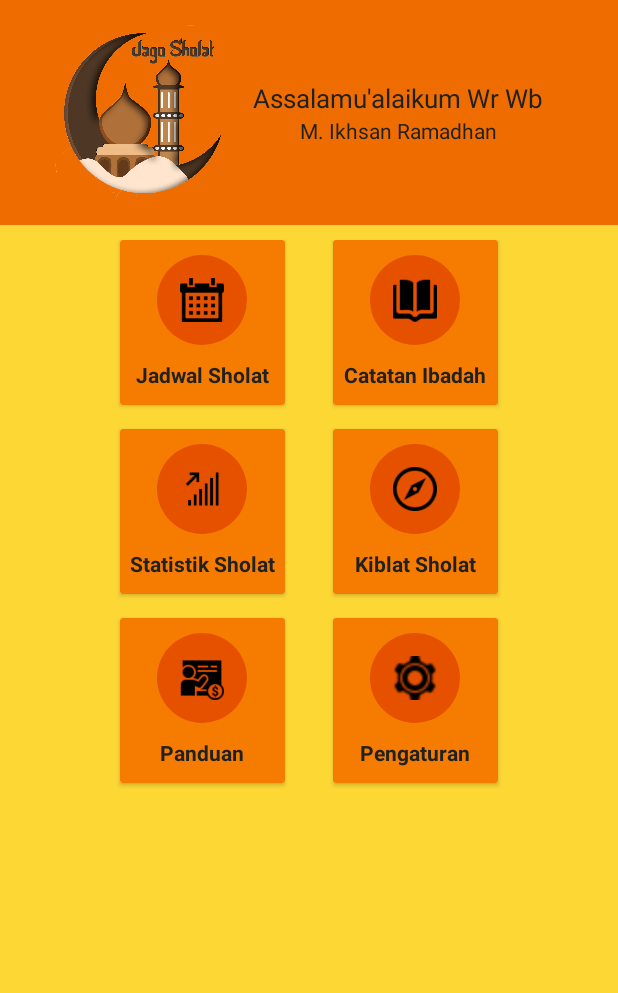
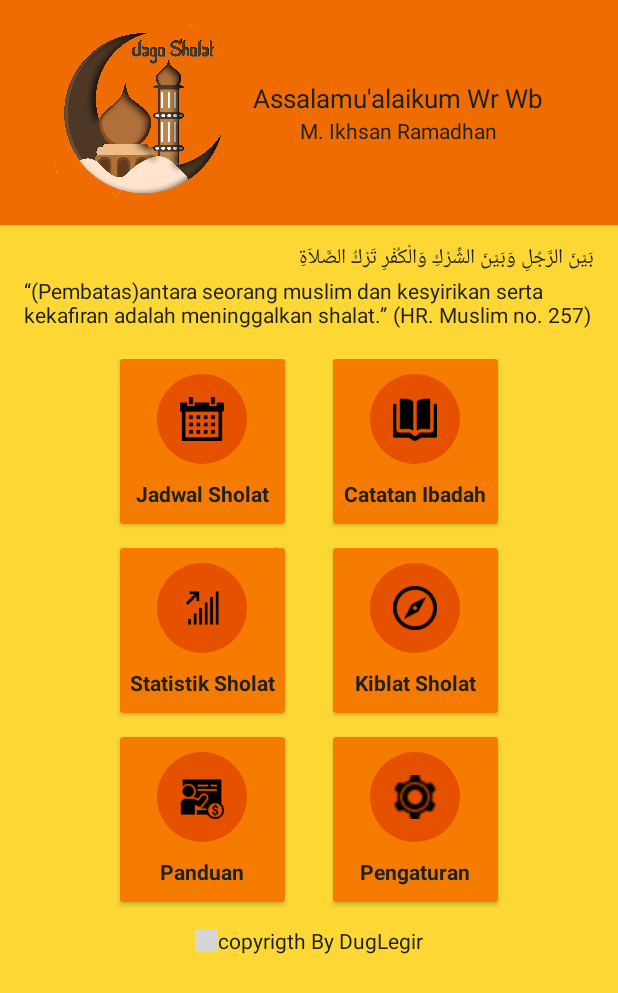
Before and after one commit to ikhsanramadhaan/DugLegir, an Android app: the screen it shows after launch (MainActivity), on a phone screen of 412 x 824 dp. Shown: the top 993 px of the screen. Run offline under Robolectric (Android 15) with nearby library versions, the phone set to English and light mode, and no system bars; grey boxes are pictures that could not be loaded.

```diff
--- a/app/src/main/res/layout/activity_main.xml
+++ b/app/src/main/res/layout/activity_main.xml
@@ -53,11 +53,31 @@
 
         </LinearLayout>
     </LinearLayout>
+    <LinearLayout
+        android:layout_width="match_parent"
+        android:layout_height="wrap_content"
+        android:paddingLeft="16dp"
+        android:paddingRight="16dp"
+        android:orientation="vertical"
+        android:layout_gravity="center_horizontal"
+        android:paddingTop="10dp"
+        android:layout_marginBottom="10dp">
+        <TextView
+            android:layout_width="match_parent"
+            android:layout_height="match_parent"
+            android:textColor="#212121"
+            android:layout_gravity="center"
+            android:text="بَيْنَ الرَّجُلِ وَبَيْنَ الشِّرْكِ وَالْكُفْرِ تَرْكُ الصَّلاَةِ"/>
+        <TextView
+            android:layout_width="match_parent"
+            android:layout_height="match_parent"
+            android:textColor="#212121"
+            android:text="“(Pembatas)antara seorang muslim dan kesyirikan serta kekafiran adalah meninggalkan shalat.” (HR. Muslim no. 257)"/>
+    </LinearLayout>
 
     <LinearLayout
         android:layout_width="match_parent"
         android:layout_height="match_parent">
-
         <!--Kiri-->
         <LinearLayout
             android:layout_width="wrap_content"
@@ -275,17 +295,25 @@
                         android:textStyle="bold" />
                 </LinearLayout>
             </android.support.v7.widget.CardView>
-
-
-
-
         </LinearLayout>
-
-
-
-
     </LinearLayout>
-
+    <LinearLayout
+        android:layout_width="wrap_content"
+        android:layout_height="wrap_content"
+        android:layout_gravity="center_horizontal"
+        android:orientation="horizontal">
+        <ImageView
+            android:layout_width="15dp"
+            android:layout_height="15dp"
+            android:layout_gravity="center_vertical"
+            android:textColor="#212121"
+            android:src="@drawable/icons8_copyright_52px"/>
+        <TextView
+            android:layout_width="wrap_content"
+            android:textColor="#212121"
+            android:layout_gravity="center_vertical"
+            android:text="copyrigth By DugLegir"
+            android:layout_height="wrap_content" />
+    </LinearLayout>
 </LinearLayout>
-
 </ScrollView>
```
